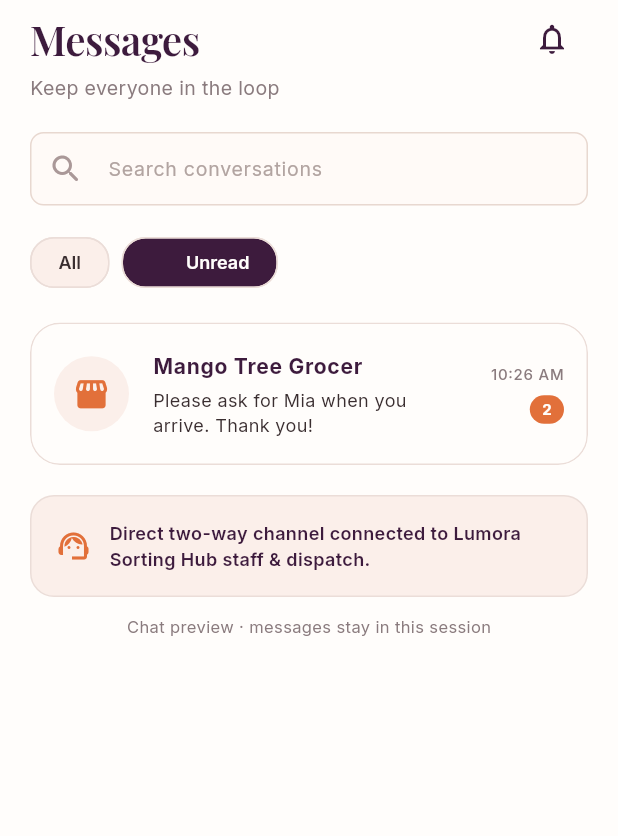
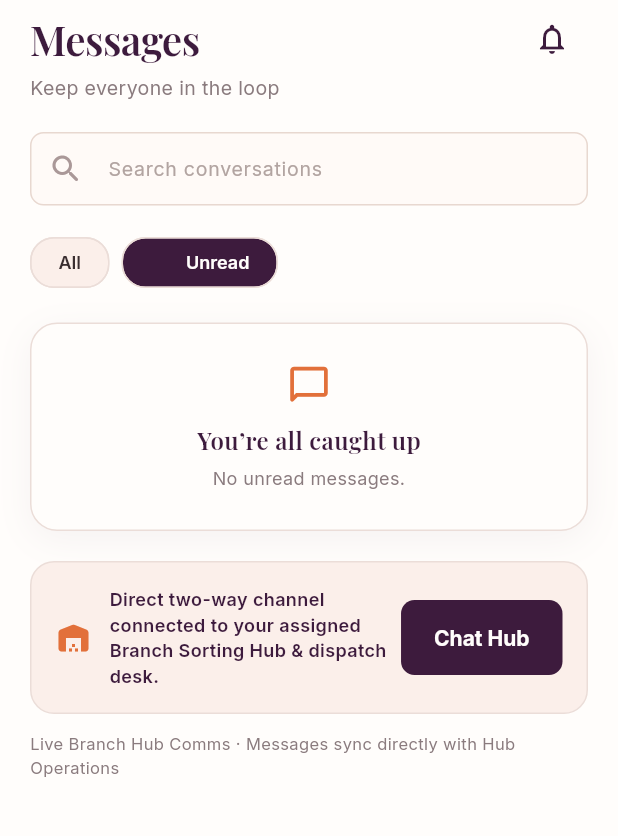
Before and after one commit to CarlRubiales/LMR-GO, a Flutter app: the ChatScreen widget shown alone on an empty page, opened directly, after a tap on "Unread", on a phone screen of 412 x 824 dp, the part 51-887 px from its top. Run offline on Flutter 3.47's test engine with Material 3 defaults, Android fonts, the phone set to English and light mode, and no system bars; our stand-ins replace google_fonts, image_picker, package_info_plus, shared_preferences; missing offline and left inert: mobile_scanner; accounts and stored records are empty; network calls fail.

Commit message:
feat(chat): connect Rider Chat directly to Branch Hub with live two-way sync

```diff
--- a/lib/models/chat_preview.dart
+++ b/lib/models/chat_preview.dart
@@ -11,6 +11,7 @@ class PreviewMessage {
     this.parcelId,
     this.id,
     this.senderName,
+    this.isRead = false,
   });
 
   String text;
@@ -20,6 +21,7 @@ class PreviewMessage {
   final String? parcelId;
   final int? id;
   final String? senderName;
+  bool isRead;
   bool edited = false;
   bool unsent = false;
 }
@@ -34,99 +36,33 @@ class PreviewConversation {
     this.isHubStaff = false,
   });
 
-  final String name;
-  final String description;
+  String name;
+  String description;
   final IconData icon;
   final List<PreviewMessage> messages;
   int unread;
   final bool isHubStaff;
 
   String get preview {
-    if (messages.isEmpty) return 'Start a conversation';
+    if (messages.isEmpty) return 'Tap to message your Branch Sorting Hub';
     final last = messages.last;
     if (last.unsent) return 'Message unsent';
     return '${last.isMine ? 'You: ' : ''}${last.text}';
   }
 
   DateTime get updatedAt =>
-      messages.isEmpty ? DateTime(2000) : messages.last.time;
+      messages.isEmpty ? DateTime.now() : messages.last.time;
 }
 
 List<PreviewConversation> createPreviewConversations() {
-  final now = DateTime.now();
-  final morning = now.subtract(const Duration(minutes: 5));
   return [
     PreviewConversation(
-      name: 'Lumora Sorting Center · Hub Staff',
-      description: 'Lumora Sorting Hub · Dispatch & Staff',
+      name: 'Branch Sorting Hub · Operations & Dispatch',
+      description: 'Direct two-way channel with your assigned Hub',
       icon: Icons.warehouse_rounded,
       isHubStaff: true,
       unread: 0,
-      messages: [
-        PreviewMessage(
-          text:
-              'Rider Dispatch: 5 assigned parcels for Route MNL-4 have been scanned into Bin Bay A-04. Please scan each parcel at the hub to verify before departure.',
-          isMine: false,
-          time: morning.subtract(const Duration(minutes: 20)),
-        ),
-        PreviewMessage(
-          text: 'Understood. Heading to Bay A-04 now.',
-          isMine: true,
-          time: morning.subtract(const Duration(minutes: 15)),
-        ),
-        PreviewMessage(
-          text:
-              'Notice: Road closure reported near Boni Ave. Please follow alternate route on Shaw Blvd.',
-          isMine: false,
-          time: morning,
-        ),
-      ],
-    ),
-    PreviewConversation(
-      name: 'Mango Tree Grocer',
-      description: 'Store',
-      icon: Icons.storefront_rounded,
-      unread: 2,
-      messages: [
-        PreviewMessage(
-          text: 'Hi! I’m your LMR GO courier for order RG-1842.',
-          isMine: true,
-          time: morning.subtract(const Duration(minutes: 8)),
-        ),
-        PreviewMessage(
-          text: 'Hi there! We’re getting the last few items ready.',
-          isMine: false,
-          time: morning.subtract(const Duration(minutes: 6)),
-        ),
-        PreviewMessage(
-          text: 'Great, I’ll meet you at the pickup counter.',
-          isMine: true,
-          time: morning.subtract(const Duration(minutes: 4)),
-        ),
-        PreviewMessage(
-          text: 'Order is packed and ready for pickup.',
-          isMine: false,
-          time: morning,
-        ),
-        PreviewMessage(
-          text: 'Please ask for Mia when you arrive. Thank you!',
-          isMine: false,
-          time: morning.add(const Duration(minutes: 1)),
-        ),
-      ],
-    ),
-    PreviewConversation(
-      name: 'LMR GO Support',
-      description: 'Rider support',
-      icon: Icons.support_agent_rounded,
-      messages: [
-        PreviewMessage(
-          text:
-              'Welcome to LMR GO support. How can we help with your delivery?',
-          isMine: false,
-          time: now.subtract(const Duration(days: 1)),
-        ),
-      ],
+      messages: [],
     ),
   ];
 }
--- a/lib/services/api_service.dart
+++ b/lib/services/api_service.dart
@@ -531,18 +531,44 @@ class ApiService {
     };
   }
 
+  Map<String, dynamic>? _hubChatInfo;
+  int _unreadHubMessages = 0;
+
+  Map<String, dynamic>? get hubChatInfo => _hubChatInfo;
+  int get unreadHubMessages => _unreadHubMessages;
+
   /// Fetch live real-time messages between rider and logistics hub
-  Future<List<Map<String, dynamic>>> fetchMessages({String? parcelId}) async {
+  Future<List<Map<String, dynamic>>> fetchMessages({
+    String? parcelId,
+    bool markRead = true,
+  }) async {
     if (!isAuthenticated) return [];
     try {
-      final endpoint = parcelId != null ? '/rider/messages?parcel_id=$parcelId' : '/rider/messages';
+      final params = <String, String>{
+        'mark_read': markRead ? '1' : '0',
+        if (parcelId != null && parcelId.isNotEmpty) 'parcel_id': parcelId,
+      };
+      final queryString = params.entries
+          .map((e) => '${Uri.encodeQueryComponent(e.key)}=${Uri.encodeQueryComponent(e.value)}')
+          .join('&');
+      final endpoint = '/rider/messages?$queryString';
       final res = await _get(endpoint, timeout: const Duration(seconds: 4));
       if (res.statusCode >= 200 && res.statusCode < 300) {
         final data = jsonDecode(res.body);
-        if (data is Map<String, dynamic> && data['data'] is List) {
-          return List<Map<String, dynamic>>.from(
-            (data['data'] as List).map((e) => Map<String, dynamic>.from(e as Map)),
-          );
+        if (data is Map<String, dynamic>) {
+          if (data['hub'] is Map) {
+            _hubChatInfo = Map<String, dynamic>.from(data['hub'] as Map);
+          }
+          if (data['unread_count'] != null) {
+            _unreadHubMessages = int.tryParse(data['unread_count'].toString()) ?? 0;
+          } else if (markRead) {
+            _unreadHubMessages = 0;
+          }
+          if (data['data'] is List) {
+            return List<Map<String, dynamic>>.from(
+              (data['data'] as List).map((e) => Map<String, dynamic>.from(e as Map)),
+            );
+          }
         }
       }
     } catch (_) {}
@@ -571,7 +597,12 @@ class ApiService {
       );
       if (res.statusCode >= 200 && res.statusCode < 300) {
         final data = jsonDecode(res.body);
-        if (data is Map<String, dynamic>) return data;
+        if (data is Map<String, dynamic>) {
+          if (data['hub'] is Map) {
+            _hubChatInfo = Map<String, dynamic>.from(data['hub'] as Map);
+          }
+          return data;
+        }
       }
     } catch (_) {}
 
```
Also changed, not shown: lib/main.dart (+54 -16 lines), lib/screens/chat_screen.dart (+66 -23 lines), lib/screens/conversation_screen.dart (+29 -13 lines).
